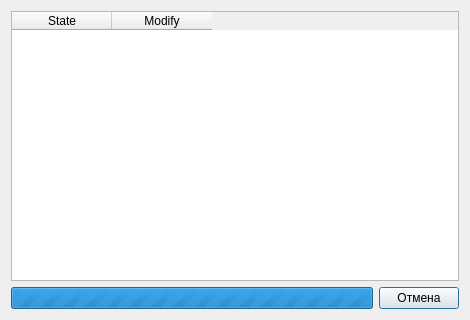
Before: the Qt Designer form Forms/dialogprogress.ui in hremman/ImageCompiler, drawn with Qt 5.
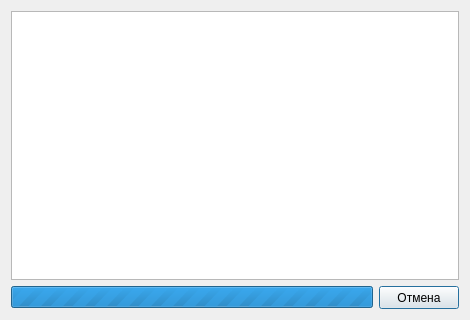
After: the same form once the commit is applied.

The edit to the form file:
```diff
--- a/Forms/dialogprogress.ui
+++ b/Forms/dialogprogress.ui
@@ -53,7 +53,7 @@
       <bool>false</bool>
      </property>
      <attribute name="horizontalHeaderVisible">
-      <bool>true</bool>
+      <bool>false</bool>
      </attribute>
      <attribute name="horizontalHeaderMinimumSectionSize">
       <number>20</number>
@@ -97,8 +97,14 @@
        </property>
       </widget>
      </item>
-     <item>
+     <item alignment="Qt::AlignRight|Qt::AlignBottom">
       <widget class="QPushButton" name="pushButton">
+       <property name="minimumSize">
+        <size>
+         <width>75</width>
+         <height>23</height>
+        </size>
+       </property>
        <property name="text">
         <string>Отмена</string>
        </property>
```
